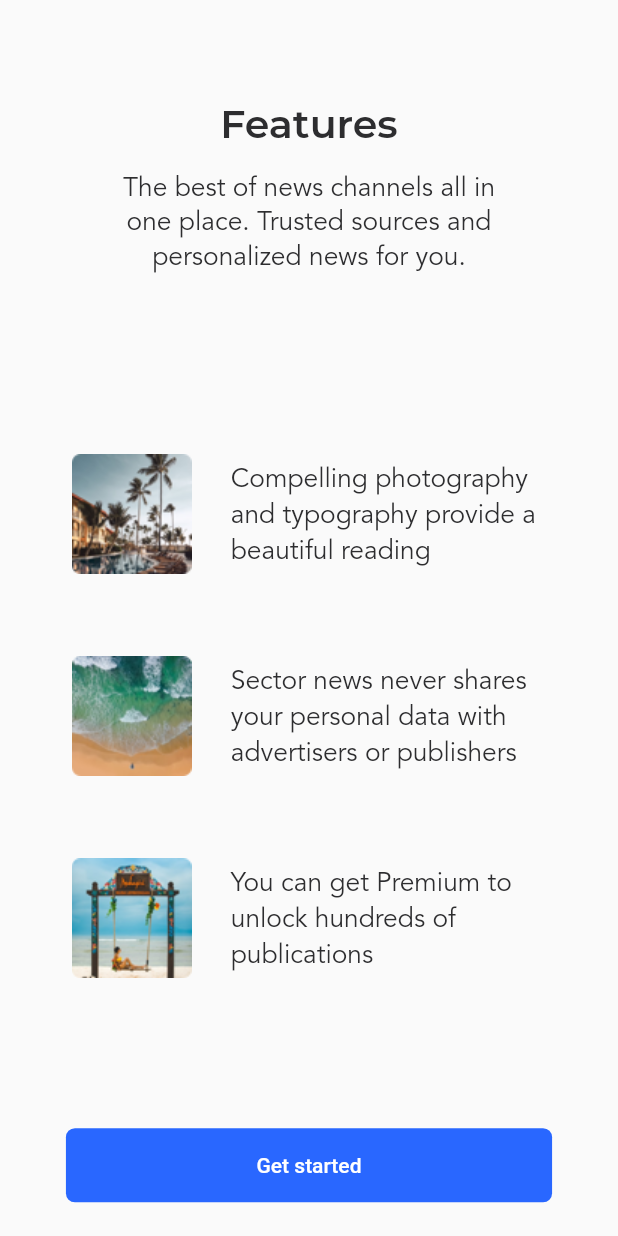
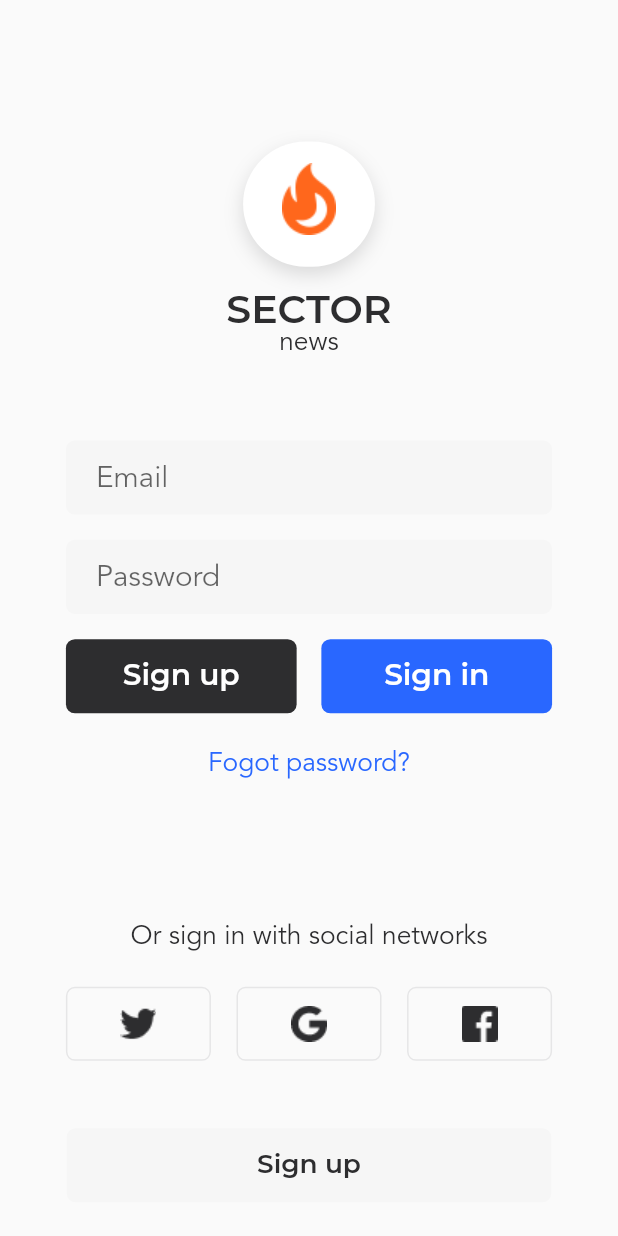
Before and after one commit to zyd0113/news, a Flutter app: the screen it shows after launch, after a tap on "Get started", on a phone screen of 412 x 824 dp. Run offline on Flutter 3.47's test engine with Material 2 defaults, Android fonts, the phone set to English and light mode, and no system bars; our stand-ins replace flutter_screenutil, fluttertoast.

Commit message:
登陆注册

```diff
--- a/lib/common/utils/utils.dart
+++ b/lib/common/utils/utils.dart
@@ -1,3 +1,4 @@
 library utils;
 
 export 'screen.dart';
+export 'validator.dart';
--- a/lib/common/values/colors.dart
+++ b/lib/common/values/colors.dart
@@ -1,10 +1,28 @@
 import 'dart:ui';
 
-class AppColors{
-  //主文本
+class AppColors {
+  /// 主背景 白色
+  static const Color primaryBackground = Color.fromARGB(255, 255, 255, 255);
+
+  /// 主文本 灰色
   static const Color primaryText = Color.fromARGB(255, 45, 45, 47);
-  //主控间-背景
+
+  /// 主控件-背景 蓝色
   static const Color primaryElement = Color.fromARGB(255, 41, 103, 255);
-  //主空间-文本
+
+  /// 主控件-文本 白色
   static const Color primaryElementText = Color.fromARGB(255, 255, 255, 255);
+
+  // *****************************************
+
+  /// 第二种控件-背景色 淡灰色
+  static const Color secondaryElement = Color.fromARGB(255, 246, 246, 246);
+
+  /// 第二种控件-文本 浅蓝色
+  static const Color secondaryElementText = Color.fromARGB(255, 41, 103, 255);
+
+  // *****************************************
+
+  /// 第三种控件-背景色 石墨色
+  static const Color thirdElement = Color.fromARGB(255, 45, 45, 47);
 }
--- /dev/null
+++ b/lib/common/values/shadows.dart
@@ -0,0 +1,9 @@
+import 'package:flutter/rendering.dart';
+
+class Shadows {
+  static const BoxShadow primaryShadow = BoxShadow(
+    color: Color.fromARGB(38, 27, 27, 29),
+    offset: Offset(0, 5),
+    blurRadius: 10,
+  );
+}
--- a/lib/common/values/values.dart
+++ b/lib/common/values/values.dart
@@ -1,4 +1,6 @@
 library values;
 
-export './colors.dart';
-export './Radii.dart';
+export 'colors.dart';
+export 'borders.dart';
+export 'radii.dart';
+export 'shadows.dart';
--- /dev/null
+++ b/lib/common/widgets/button.dart
@@ -0,0 +1,62 @@
+import 'package:flutter/material.dart';
+import 'package:flutternews/common/utils/utils.dart';
+import 'package:flutternews/common/values/values.dart';
+
+/// 扁平圆角按钮
+Widget btnFlatButtonWidget({
+  @required VoidCallback onPressed,
+  double width = 140,
+  double height = 44,
+  Color gbColor = AppColors.primaryElement,
+  String title = "button",
+  Color fontColor = AppColors.primaryElementText,
+  double fontSize = 18,
+  String fontName = "Montserrat",
+  FontWeight fontWeight = FontWeight.w400,
+}) {
+  return Container(
+    width: duSetWidth(width),
+    height: duSetHeight(height),
+    child: FlatButton(
+      onPressed: onPressed,
+      color: gbColor,
+      shape: RoundedRectangleBorder(
+        borderRadius: Radii.k6pxRadius,
+      ),
+      child: Text(
+        title,
+        textAlign: TextAlign.center,
+        style: TextStyle(
+          color: fontColor,
+          fontFamily: fontName,
+          fontWeight: fontWeight,
+          fontSize: duSetFontSize(fontSize),
+          height: 1,
+        ),
+      ),
+    ),
+  );
+}
+
+/// 第三方按钮
+Widget btnFlatButtonBorderOnlyWidget({
+  @required VoidCallback onPressed,
+  double width = 88,
+  double height = 44,
+  String iconFileName,
+}) {
+  return Container(
+    width: duSetWidth(width),
+    height: duSetHeight(height),
+    child: FlatButton(
+      onPressed: onPressed,
+      shape: RoundedRectangleBorder(
+        side: Borders.primaryBorder,
+        borderRadius: Radii.k6pxRadius,
+      ),
+      child: Image.asset(
+        "assets/images/icons-$iconFileName.png",
+      ),
+    ),
+  );
+}
--- /dev/null
+++ b/lib/common/widgets/input.dart
@@ -0,0 +1,40 @@
+
+import 'package:flutter/cupertino.dart';
+import 'package:flutter/material.dart';
+import 'package:flutternews/common/utils/utils.dart';
+import 'package:flutternews/common/values/values.dart';
+
+Widget inputTextEdit({
+  @required TextEditingController controller,
+  TextInputType keyboardType = TextInputType.text,
+  String hintText,
+  bool isPassword = false,
+  double marginTop = 15,
+}) {
+  return Container(
+    height: duSetHeight(44),
+    margin: EdgeInsets.only(top: duSetHeight(marginTop)),
+    decoration: BoxDecoration(
+      color: AppColors.secondaryElement,
+      borderRadius: Radii.k6pxRadius,
+    ),
+    child: TextField(
+      controller: controller,
+      keyboardType: keyboardType,
+      decoration: InputDecoration(
+        hintText: hintText,
+        contentPadding: EdgeInsets.fromLTRB(20, 10, 0, 9),
+        border: InputBorder.none,
+      ),
+      style: TextStyle(
+        color: AppColors.primaryText,
+        fontFamily: "Avenir",
+        fontWeight: FontWeight.w400,
+        fontSize: duSetFontSize(18),
+      ),
+      maxLines: 1,
+      autocorrect: false, // 自动纠正
+      obscureText: isPassword, // 隐藏输入内容, 密码框
+    ),
+  );
+}
--- /dev/null
+++ b/lib/common/widgets/widgets.dart
@@ -0,0 +1,6 @@
+library widgets;
+
+export 'input.dart';
+export 'button.dart';
+export 'toast.dart';
+export 'app.dart';
--- a/lib/main.dart
+++ b/lib/main.dart
@@ -1,4 +1,5 @@
 import 'package:flutter/material.dart';
+import 'package:flutternews/routes.dart';
 import 'pages/welcome/welcome.dart';
 
 void main()=>runApp(MyApp());
@@ -9,6 +10,7 @@ class MyApp extends StatelessWidget {
     return MaterialApp(
       title: 'Material App',
       debugShowCheckedModeBanner: false,
+      routes:staticRoutes,
       home: WelcomePage(),
     );
   }
--- /dev/null
+++ b/lib/pages/sign_in/sign_in.dart
@@ -0,0 +1,254 @@
+import 'package:flutter/material.dart';
+import 'package:flutternews/common/utils/screen.dart';
+import 'package:flutternews/common/utils/utils.dart';
+import 'package:flutternews/common/values/values.dart';
+import 'package:flutternews/common/widgets/widgets.dart';
+
+class SignInPage extends StatefulWidget {
+  @override
+  _SignInPageState createState() => _SignInPageState();
+}
+
+class _SignInPageState extends State<SignInPage> {
+  //email的控制器
+  final TextEditingController _emailController = TextEditingController();
+  //密码的控制器
+  final TextEditingController _passController = TextEditingController();
+  //执行登录操作
+  _handleSignIn() {
+    if(!duIsEmail(_emailController.value.text)){
+      toastInfo(msg:'请输入正确的邮件');
+      return;
+    }
+    if(!duCheckStringLength(_passController.value.text,6)){
+      toastInfo(msg:'密码不能小于六位');
+      return;
+    }
+  }
+  //跳转 注册界面
+  _handleNavSignUp(){
+    Navigator.pushNamed(context, '/sign-up');
+  }
+
+  // logo
+Widget _buildLogo() {
+  return Container(
+    width: duSetWidth(110),
+    margin: EdgeInsets.only(top: duSetHeight(40 + 44.0)), // 顶部系统栏 44px
+    child: Column(
+      crossAxisAlignment: CrossAxisAlignment.stretch,
+      children: [
+        Container(
+          height: duSetWidth(76),
+          width: duSetWidth(76),
+          margin: EdgeInsets.symmetric(horizontal: duSetWidth(15)),//设置水平margin
+          child: Stack(//层叠布局
+            alignment: Alignment.center,
+            children: [
+              Positioned(
+                left: 0,
+                top: 0,
+                right: 0,
+                child: Container(
+                  height: duSetWidth(76),
+                  decoration: BoxDecoration(
+                    color: AppColors.primaryBackground,
+                    boxShadow: [
+                      Shadows.primaryShadow,
+                    ],
+                    borderRadius: BorderRadius.all(
+                        Radius.circular(duSetWidth(76 * 0.5))), // 父容器的50%可以画出圆
+                  ),
+                  child: Container(),
+                ),
+              ),
+              Positioned(
+                top: duSetWidth(13),
+                child: Image.asset(
+                  "assets/images/logo.png",
+                  fit: BoxFit.none,
+                ),
+              ),
+            ],
+          ),
+        ),
+        Container(
+          margin: EdgeInsets.only(top: duSetHeight(15)),
+          child: Text(
+            "SECTOR",
+            textAlign: TextAlign.center,
+            style: TextStyle(
+              color: AppColors.primaryText,
+              fontFamily: "Montserrat",
+              fontWeight: FontWeight.w600,
+              fontSize: duSetFontSize(24),
+              height: 1,
+            ),
+          ),
+        ),
+        Text(
+          "news",
+          textAlign: TextAlign.center,
+          style: TextStyle(
+            color: AppColors.primaryText,
+            fontFamily: "Avenir",
+            fontWeight: FontWeight.w400,
+            fontSize: duSetFontSize(16),
+            height: 1,
+          ),
+        ),
+      ],
+    ),
+  );
+}
+
+// 登录表单
+  Widget _buildInputForm() {
+    return Container(
+      width: duSetWidth(295),
+      // height: 204,
+      margin: EdgeInsets.only(top: duSetHeight(49)),
+      child: Column(
+        children: [
+          // email input
+          inputTextEdit(
+            controller: _emailController,
+            keyboardType: TextInputType.emailAddress,//软键盘弹出的不同类型
+            hintText: "Email",
+            marginTop: 0,
+          ),
+          // password input
+          inputTextEdit(
+            controller: _passController,
+            keyboardType: TextInputType.visiblePassword,
+            hintText: "Password",
+            isPassword: true,
+          ),
+          Container(
+            height: duSetHeight(44),
+            margin: EdgeInsets.only(top:duSetHeight(15)),
+            child: Row(
+              children:[
+                //注册
+                btnFlatButtonWidget(
+                  onPressed:(){},
+                  gbColor: AppColors.thirdElement,
+                  title: "Sign up",
+                ),
+                Spacer(),
+                //登录
+                btnFlatButtonWidget(
+                  onPressed:_handleSignIn,
+                  gbColor: AppColors.primaryElement,
+                  title: "Sign in",
+                ),
+              ]
+            ),
+          ),
+          //忘记密码
+          Container(
+            height: duSetHeight(22),
+            margin: EdgeInsets.only(top: duSetHeight(20)),
+            child: FlatButton(
+              onPressed: () => {},
+              child: Text(
+                "Fogot password?",
+                textAlign: TextAlign.center,
+                style: TextStyle(
+                  color: AppColors.secondaryElementText,
+                  fontFamily: "Avenir",
+                  fontWeight: FontWeight.w400,
+                  fontSize: duSetFontSize(16),
+                  height: 1, // 设置下行高，否则字体下沉
+                ),
+              ),
+            ),
+
+          )
+          ]
+        )
+      );
+    }
+  // 第三方登录
+  Widget _buildThirdPartyLogin() {
+    return Container(
+      width: duSetWidth(295),
+      margin: EdgeInsets.only(bottom: duSetHeight(40)),
+      child: Column(
+        children: <Widget>[
+          // title
+          Text(
+            "Or sign in with social networks",
+            textAlign: TextAlign.center,
+            style: TextStyle(
+              color: AppColors.primaryText,
+              fontFamily: "Avenir",
+              fontWeight: FontWeight.w400,
+              fontSize: duSetFontSize(16),
+            ),
+          ),
+          // 按钮
+          Padding(
+            padding: EdgeInsets.only(top: duSetHeight(20)),
+            child: Row(
+              children: <Widget>[
+                btnFlatButtonBorderOnlyWidget(
+                  onPressed: () {},
+                  width: 88,
+                  iconFileName: "twitter",
+                ),
+                Spacer(),
+                btnFlatButtonBorderOnlyWidget(
+                  onPressed: () {},
+                  width: 88,
+                  iconFileName: "google",
+                ),
+                Spacer(),
+                btnFlatButtonBorderOnlyWidget(
+                  onPressed: () {},
+                  width: 88,
+                  iconFileName: "facebook",
+                ),
+              ],
+            ),
+          ),
+        ],
+      ),
+    );
+  }
+
+  // 注册按钮
+  Widget _buildSignupButton() {
+    return Container(
+      margin: EdgeInsets.only(bottom: duSetHeight(20)),
+      child: btnFlatButtonWidget(
+        onPressed: _handleNavSignUp,
+        width: 294,
+        gbColor: AppColors.secondaryElement,
+        fontColor: AppColors.primaryText,
+        title: "Sign up",
+        fontWeight: FontWeight.w500,
+        fontSize: 16,
+      ),
+    );
+  }
+
+  @override
+  Widget build(BuildContext context) {
+    return Scaffold(
+      resizeToAvoidBottomInset: false,
+      body: Center(
+        child:Column(
+          children: <Widget>[
+            _buildLogo(),
+            _buildInputForm(),
+            Spacer(),
+            _buildThirdPartyLogin(),
+            _buildSignupButton(),
+          ],
+        )
+      ),
+
+    );
+  }
+}
--- /dev/null
+++ b/lib/routes.dart
@@ -0,0 +1,9 @@
+
+import 'package:flutternews/pages/sign_in/sign_in.dart';
+import 'package:flutternews/pages/sign_up/sign_up.dart';
+
+//静态路由
+var staticRoutes = {
+  '/sign-in':(context)=>SignInPage(),
+  '/sign-up':(context)=>SignUpPage(),
+};
--- a/pubspec.yaml
+++ b/pubspec.yaml
@@ -25,6 +25,8 @@ dependencies:
   cupertino_icons: ^0.1.2
 
   flutter_screenutil: ^1.0.2
+
+  fluttertoast: ^3.1.3
 
 dev_dependencies:
   flutter_test:
```
Also changed, not shown: lib/common/utils/validator.dart (added, +13 -0 lines), lib/common/values/borders.dart (added, +9 -0 lines), lib/common/widgets/app.dart (added, +24 -0 lines), lib/common/widgets/toast.dart (added, +22 -0 lines), lib/pages/sign_up/sign_up.dart (added, +215 -0 lines), pubspec.lock.
